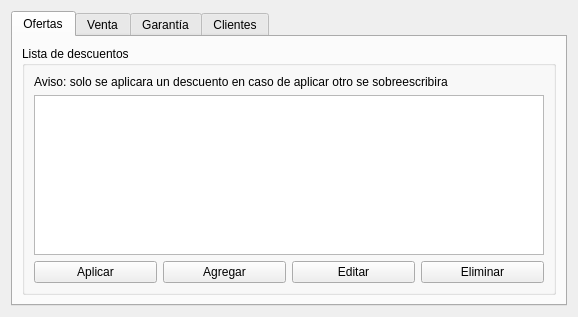
First picture: the form in ui/employee.ui, repository Matiti061/TecnoPC, before the edit.
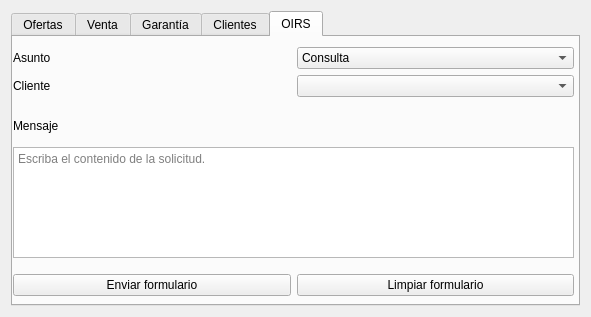
Second picture: the form after the edit. The open tabs and pages were chosen to show the change.

```diff
--- a/ui/employee.ui
+++ b/ui/employee.ui
@@ -6,7 +6,7 @@
    <rect>
     <x>0</x>
     <y>0</y>
-    <width>578</width>
+    <width>591</width>
     <height>317</height>
    </rect>
   </property>
@@ -226,6 +226,127 @@
        </item>
       </layout>
      </widget>
+     <widget class="QWidget" name="tab">
+      <attribute name="title">
+       <string>OIRS</string>
+      </attribute>
+      <widget class="QWidget" name="horizontalLayoutWidget_2">
+       <property name="geometry">
+        <rect>
+         <x>0</x>
+         <y>230</y>
+         <width>561</width>
+         <height>36</height>
+        </rect>
+       </property>
+       <layout class="QHBoxLayout" name="horizontalLayout_2">
+        <item>
+         <widget class="QPushButton" name="oirs_send">
+          <property name="text">
+           <string>Enviar formulario</string>
+          </property>
+         </widget>
+        </item>
+        <item>
+         <widget class="QPushButton" name="oirs_clear">
+          <property name="text">
+           <string>Limpiar formulario</string>
+          </property>
+         </widget>
+        </item>
+       </layout>
+      </widget>
+      <widget class="QWidget" name="verticalLayoutWidget">
+       <property name="geometry">
+        <rect>
+         <x>0</x>
+         <y>10</y>
+         <width>561</width>
+         <height>102</height>
+        </rect>
+       </property>
+       <layout class="QVBoxLayout" name="verticalLayout">
+        <item>
+         <layout class="QHBoxLayout" name="horizontalLayout">
+          <item>
+           <widget class="QLabel" name="label_5">
+            <property name="text">
+             <string>Asunto</string>
+            </property>
+           </widget>
+          </item>
+          <item>
+           <widget class="QComboBox" name="oirs_subject">
+            <item>
+             <property name="text">
+              <string>Consulta</string>
+             </property>
+            </item>
+            <item>
+             <property name="text">
+              <string>Felicitaciones</string>
+             </property>
+            </item>
+            <item>
+             <property name="text">
+              <string>Reclamo</string>
+             </property>
+            </item>
+            <item>
+             <property name="text">
+              <string>Solicitud</string>
+             </property>
+            </item>
+            <item>
+             <property name="text">
+              <string>Sugerencia</string>
+             </property>
+            </item>
+           </widget>
+          </item>
+         </layout>
+        </item>
+        <item>
+         <layout class="QHBoxLayout" name="horizontalLayout_3">
+          <item>
+           <widget class="QLabel" name="label_7">
+            <property name="text">
+             <string>Cliente</string>
+            </property>
+           </widget>
+          </item>
+          <item>
+           <widget class="QComboBox" name="oirs_client"/>
+          </item>
+         </layout>
+        </item>
+        <item>
+         <layout class="QHBoxLayout" name="horizontalLayout_4">
+          <item>
+           <widget class="QLabel" name="label_6">
+            <property name="text">
+             <string>Mensaje</string>
+            </property>
+           </widget>
+          </item>
+         </layout>
+        </item>
+       </layout>
+      </widget>
+      <widget class="QPlainTextEdit" name="oirs_message">
+       <property name="geometry">
+        <rect>
+         <x>0</x>
+         <y>110</y>
+         <width>561</width>
+         <height>111</height>
+        </rect>
+       </property>
+       <property name="placeholderText">
+        <string>Escriba el contenido de la solicitud.</string>
+       </property>
+      </widget>
+     </widget>
     </widget>
    </item>
   </layout>
```
